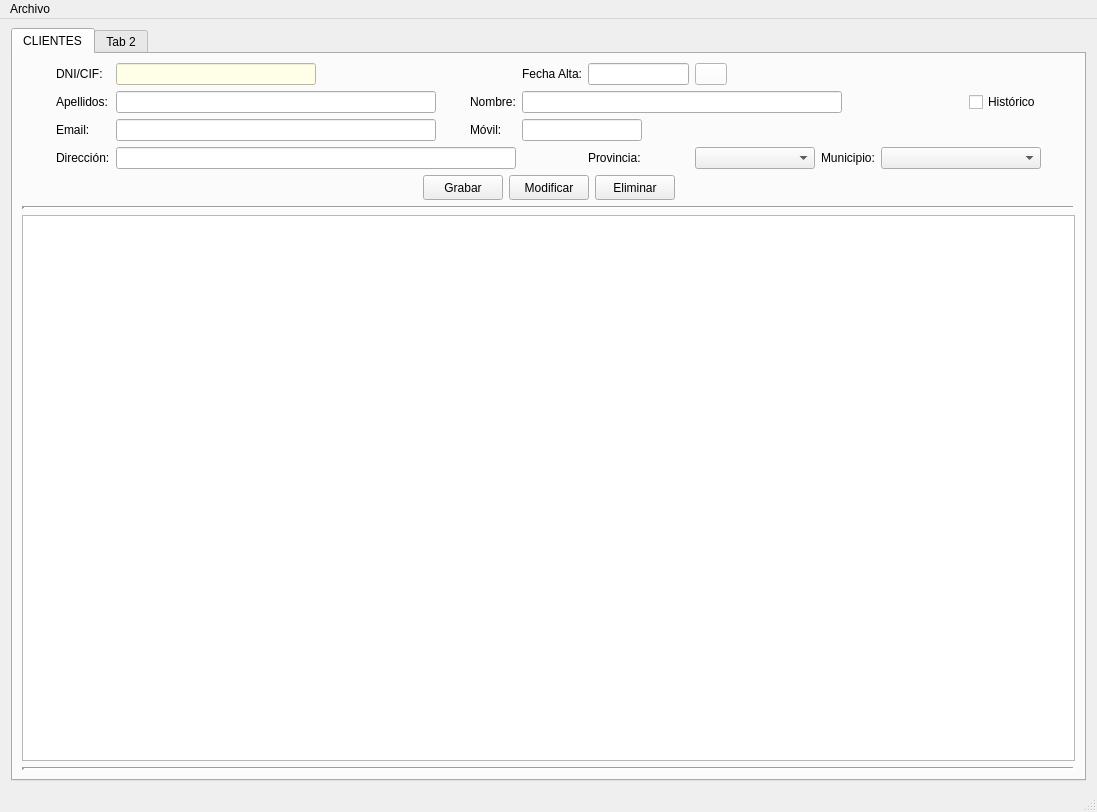
Old version of the form templates/venPrincipal.ui in the repository EvanSilva/ProyectoDI-2.
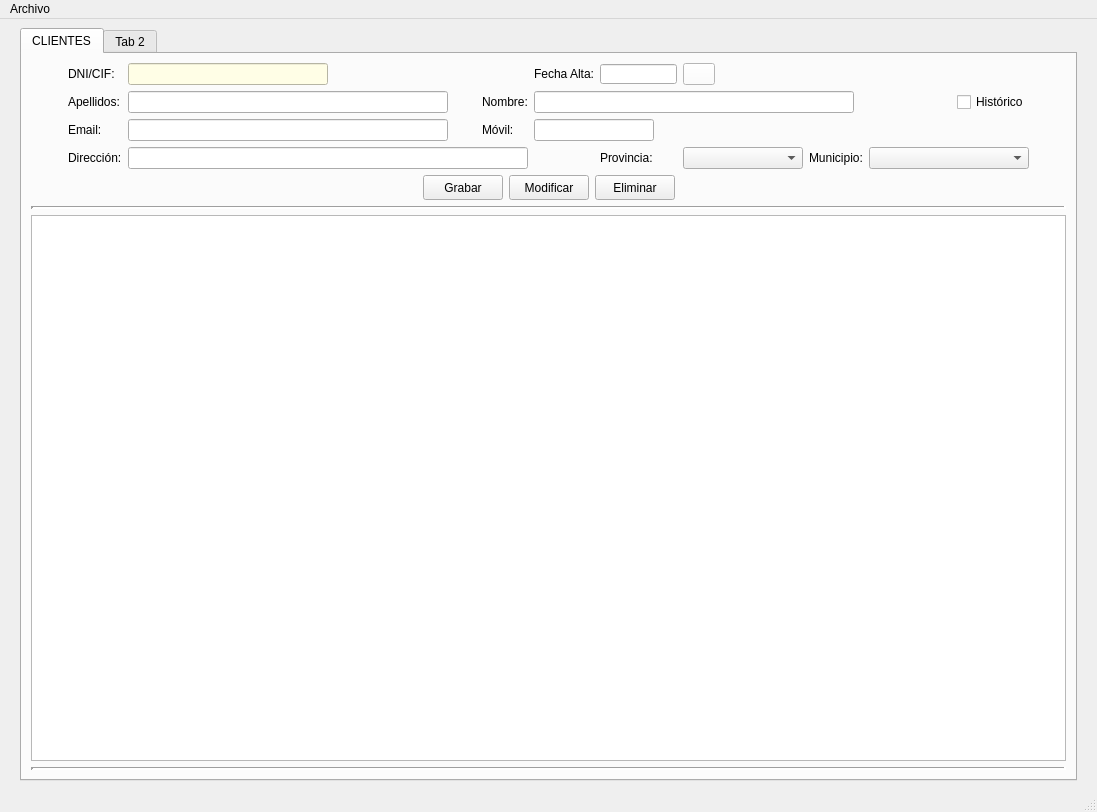
New version of the form. Icons and pictures are not drawn.

Patch:
```diff
--- a/templates/venPrincipal.ui
+++ b/templates/venPrincipal.ui
@@ -511,7 +511,14 @@
            </widget>
           </item>
           <item row="0" column="6">
-           <widget class="QLineEdit" name="txtAltacli"/>
+           <widget class="QLineEdit" name="txtAltacli">
+            <property name="maximumSize">
+             <size>
+              <width>80</width>
+              <height>20</height>
+             </size>
+            </property>
+           </widget>
           </item>
           <item row="0" column="7">
            <widget class="QPushButton" name="btnAltacli">
```
Left out of the diff: 8 changed lines with no effect on the pictures.
